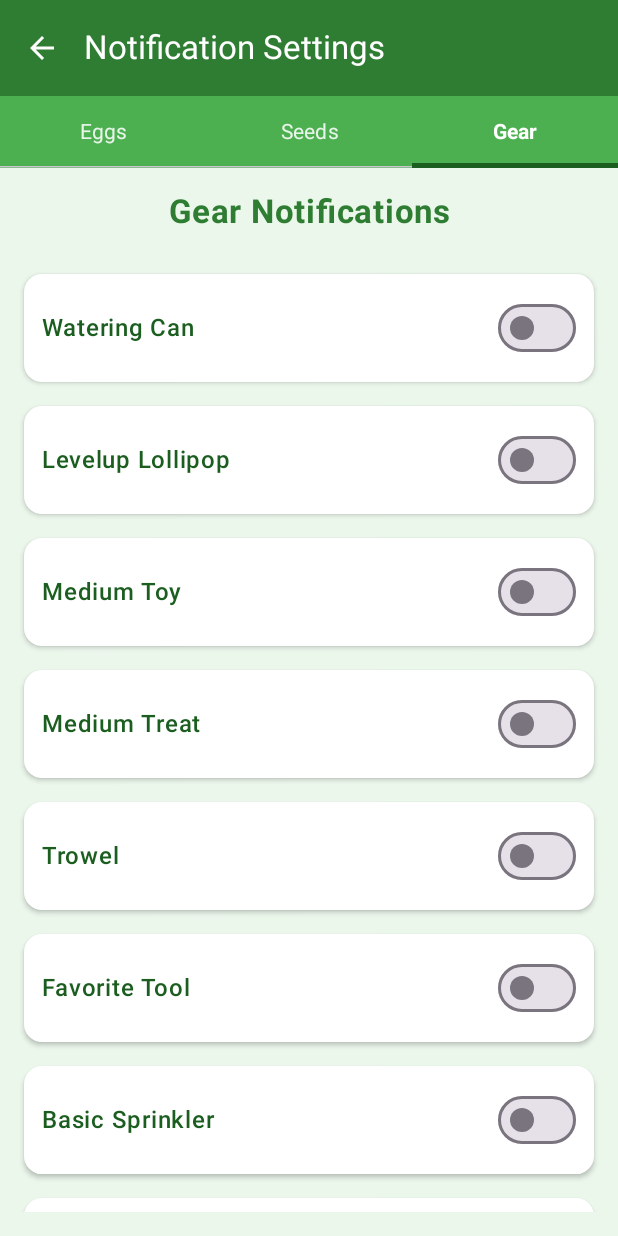
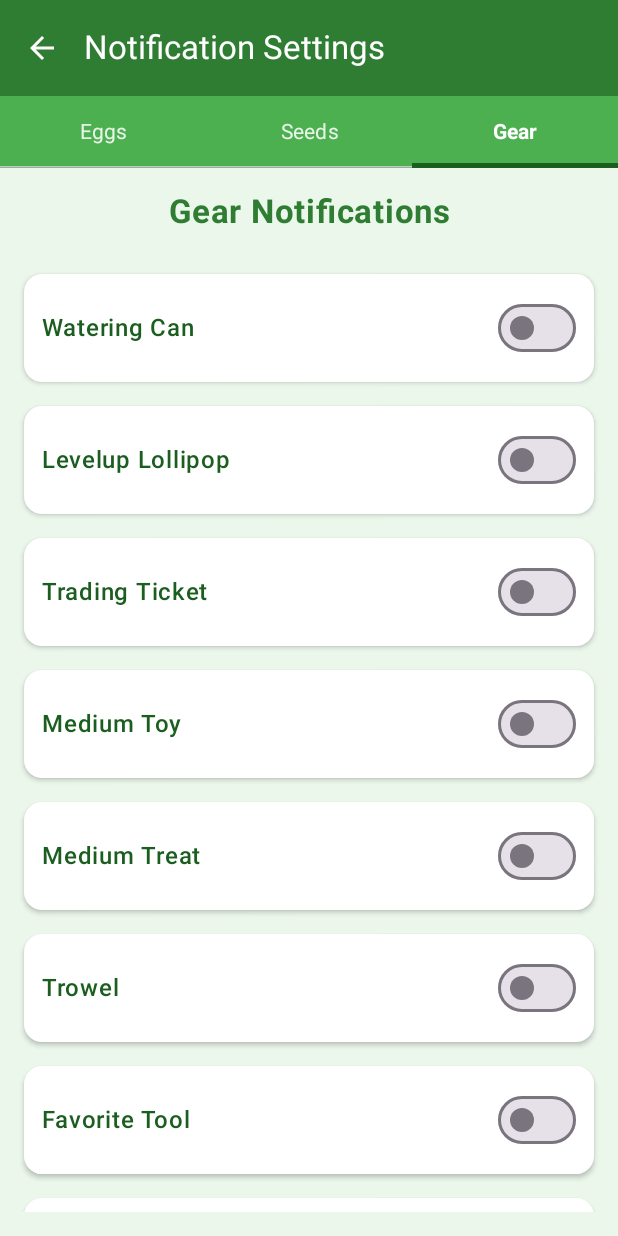
Before and after one commit to jonvicbarcenas/GAGgy, an Android app built with Jetpack Compose: the ListToggleScreen screen opened through its navigation route, tab 3 chosen, on a phone screen of 412 x 824 dp. Run offline under Robolectric (Android 15) with nearby library versions, the phone set to English and light mode, and no system bars; our stand-ins replace Firebase (no records; nobody signed in at launch, a user with empty details on screens opened directly).

Commit message:
Update version to 2.1.9 and add new gear item: Trading Ticket

```diff
--- a/app/build.gradle.kts
+++ b/app/build.gradle.kts
@@ -13,7 +13,7 @@ android {
         minSdk = 24
         targetSdk = 34
         versionCode = 1
-        versionName = "2.1.8"
+        versionName = "2.1.9"
 
         testInstrumentationRunner = "androidx.test.runner.AndroidJUnitRunner"
         vectorDrawables {
--- a/app/src/main/java/com/dainsleif/gaggy/service/NotificationSoundService.kt
+++ b/app/src/main/java/com/dainsleif/gaggy/service/NotificationSoundService.kt
@@ -180,6 +180,7 @@ class NotificationSoundService(private val context: Context) {
         gardenData.datas.stocks?.gear?.let { gearData ->
             currentGear["Watering Can"] = gearData.items.filter { it.name == "Watering Can" }
             currentGear["Levelup Lollipop"] = gearData.items.filter { it.name == "Levelup Lollipop" }
+            currentGear["Trading Ticket"] = gearData.items.filter { it.name == "Trading Ticket" }
             currentGear["Medium Toy"] = gearData.items.filter { it.name == "Medium Toy" }
             currentGear["Medium Treat"] = gearData.items.filter { it.name == "Medium Treat" }
             currentGear["Trowel"] = gearData.items.filter { it.name == "Trowel" }
--- a/app/src/main/java/com/dainsleif/gaggy/ui/screens/ListToggleScreen.kt
+++ b/app/src/main/java/com/dainsleif/gaggy/ui/screens/ListToggleScreen.kt
@@ -242,6 +242,7 @@ fun GearNotificationsTab(context: Context, scrollState: androidx.compose.foundat
         // Gear items
         GearToggleItem(name = "Watering Can", context = context)
         GearToggleItem(name = "Levelup Lollipop", context = context)
+        GearToggleItem(name = "Trading Ticket", context = context)
         GearToggleItem(name = "Medium Toy", context = context)
         GearToggleItem(name = "Medium Treat", context = context)
         GearToggleItem(name = "Trowel", context = context)
```
